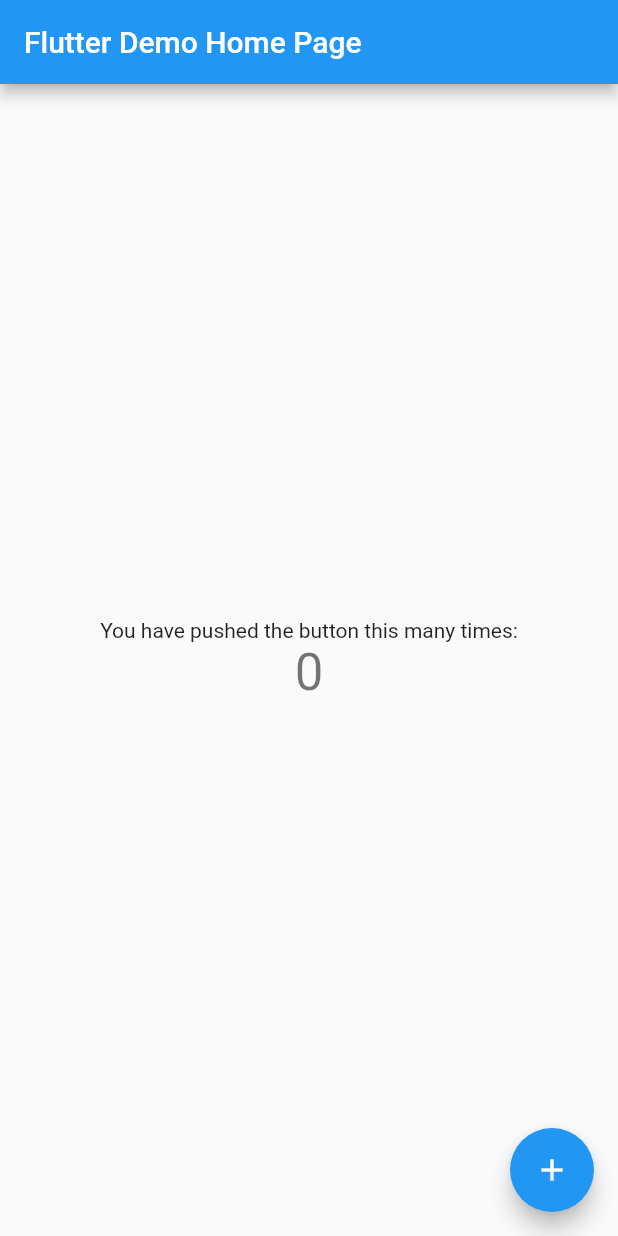
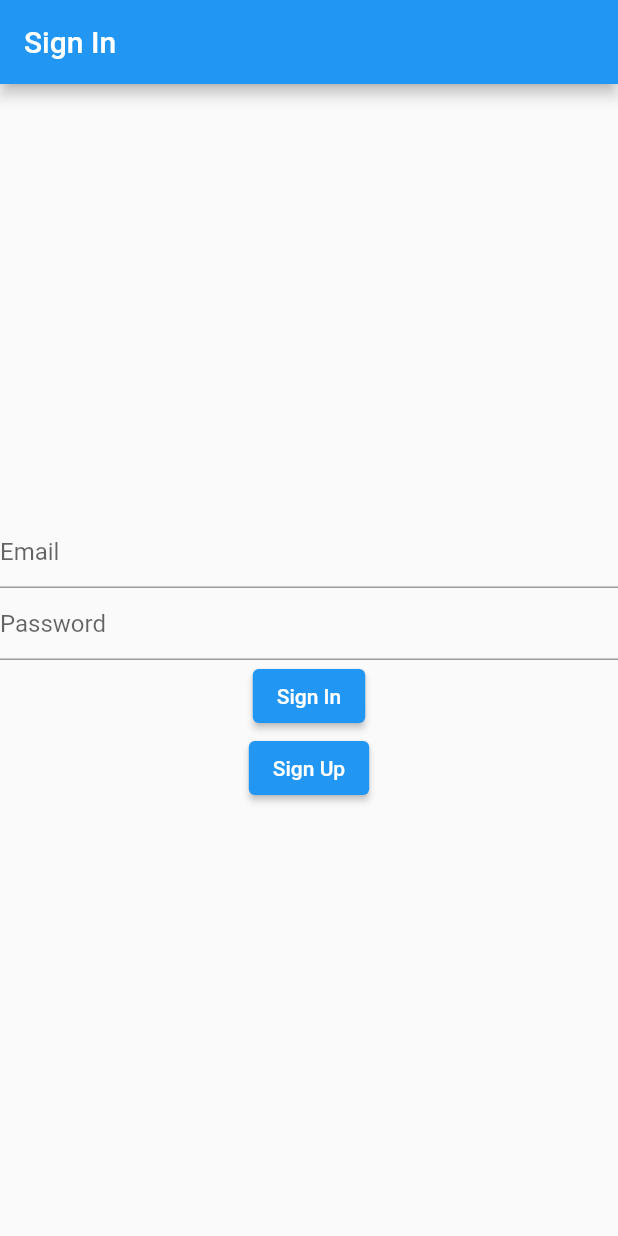
Before and after one commit to spaaacy/ap-lanes, a Flutter app: the screen it shows after launch, on a phone screen of 412 x 824 dp. Run offline on Flutter 3.47's test engine with Material 2 defaults, Android fonts, the phone set to English and light mode, and no system bars; our stand-ins replace firebase_auth, firebase_core; accounts and stored records are empty.

Commit message:
Began addition of authentication

```diff
--- a/lib/main.dart
+++ b/lib/main.dart
@@ -1,115 +1,56 @@
+import 'package:apu_rideshare/firebase_options.dart';
+import 'package:apu_rideshare/services/authentication_service.dart';
+import 'package:apu_rideshare/ui/auth/authentication_screen.dart';
+import 'package:apu_rideshare/ui/auth/sign_up_screen.dart';
+import 'package:apu_rideshare/ui/passenger/home_screen.dart';
+import 'package:firebase_auth/firebase_auth.dart';
+import 'package:flutter/cupertino.dart';
 import 'package:flutter/material.dart';
+import 'package:firebase_core/firebase_core.dart';
+import 'package:provider/provider.dart';
 
-void main() {
+Future<void> main() async {
+  WidgetsFlutterBinding.ensureInitialized();
+  await Firebase.initializeApp(
+    options: DefaultFirebaseOptions.currentPlatform,
+  );
   runApp(const MyApp());
 }
 
 class MyApp extends StatelessWidget {
+
   const MyApp({super.key});
 
-  // This widget is the root of your application.
   @override
   Widget build(BuildContext context) {
-    return MaterialApp(
-      title: 'Flutter Demo',
-      theme: ThemeData(
-        // This is the theme of your application.
-        //
-        // Try running your application with "flutter run". You'll see the
-        // application has a blue toolbar. Then, without quitting the app, try
-        // changing the primarySwatch below to Colors.green and then invoke
-        // "hot reload" (press "r" in the console where you ran "flutter run",
-        // or simply save your changes to "hot reload" in a Flutter IDE).
-        // Notice that the counter didn't reset back to zero; the application
-        // is not restarted.
-        primarySwatch: Colors.blue,
-      ),
-      home: const MyHomePage(title: 'Flutter Demo Home Page'),
+    return MultiProvider(
+      providers: [
+        Provider<AuthenticationService>(create: (_) => AuthenticationService(FirebaseAuth.instance)),
+
+        StreamProvider<User?>(
+          create: (context) => context.read<AuthenticationService>().authStateChanges, initialData: null,
+        )
+      ],
+        child: MaterialApp(
+          title: "AP Ride",
+          theme: ThemeData(backgroundColor: Colors.blue),
+          home: (AuthenticationWrapper()
+      ))
     );
   }
 }
 
-class MyHomePage extends StatefulWidget {
-  const MyHomePage({super.key, required this.title});
-
-  // This widget is the home page of your application. It is stateful, meaning
-  // that it has a State object (defined below) that contains fields that affect
-  // how it looks.
-
-  // This class is the configuration for the state. It holds the values (in this
-  // case the title) provided by the parent (in this case the App widget) and
-  // used by the build method of the State. Fields in a Widget subclass are
-  // always marked "final".
-
-  final String title;
-
-  @override
-  State<MyHomePage> createState() => _MyHomePageState();
-}
-
-class _MyHomePageState extends State<MyHomePage> {
-  int _counter = 0;
-
-  void _incrementCounter() {
-    setState(() {
-      // This call to setState tells the Flutter framework that something has
-      // changed in this State, which causes it to rerun the build method below
-      // so that the display can reflect the updated values. If we changed
-      // _counter without calling setState(), then the build method would not be
-      // called again, and so nothing would appear to happen.
-      _counter++;
-    });
-  }
-
+class AuthenticationWrapper extends StatelessWidget {
   @override
   Widget build(BuildContext context) {
-    // This method is rerun every time setState is called, for instance as done
-    // by the _incrementCounter method above.
-    //
-    // The Flutter framework has been optimized to make rerunning build methods
-    // fast, so that you can just rebuild anything that needs updating rather
-    // than having to individually change instances of widgets.
-    return Scaffold(
-      appBar: AppBar(
-        // Here we take the value from the MyHomePage object that was created by
-        // the App.build method, and use it to set our appbar title.
-        title: Text(widget.title),
-      ),
-      body: Center(
-        // Center is a layout widget. It takes a single child and positions it
-        // in the middle of the parent.
-        child: Column(
-          // Column is also a layout widget. It takes a list of children and
-          // arranges them vertically. By default, it sizes itself to fit its
-          // children horizontally, and tries to be as tall as its parent.
-          //
-          // Invoke "debug painting" (press "p" in the console, choose the
-          // "Toggle Debug Paint" action from the Flutter Inspector in Android
-          // Studio, or the "Toggle Debug Paint" command in Visual Studio Code)
-          // to see the wireframe for each widget.
-          //
-          // Column has various properties to control how it sizes itself and
-          // how it positions its children. Here we use mainAxisAlignment to
-          // center the children vertically; the main axis here is the vertical
-          // axis because Columns are vertical (the cross axis would be
-          // horizontal).
-          mainAxisAlignment: MainAxisAlignment.center,
-          children: <Widget>[
-            const Text(
-              'You have pushed the button this many times:',
-            ),
-            Text(
-              '$_counter',
-              style: Theme.of(context).textTheme.headlineMedium,
-            ),
-          ],
-        ),
-      ),
-      floatingActionButton: FloatingActionButton(
-        onPressed: _incrementCounter,
-        tooltip: 'Increment',
-        child: const Icon(Icons.add),
-      ), // This trailing comma makes auto-formatting nicer for build methods.
-    );
+    final firebaseUser = context.watch<User?>();
+    final emailController = TextEditingController();
+    final passwordController = TextEditingController();
+
+    if (firebaseUser != null) {
+      return HomeScreen();
+    } else {
+      return AuthenticationScreen(passwordController: passwordController, emailController: emailController);
+    }
   }
 }
--- /dev/null
+++ b/lib/services/authentication_service.dart
@@ -0,0 +1,35 @@
+import 'package:firebase_auth/firebase_auth.dart';
+
+import '../util/constants.dart';
+
+class AuthenticationService {
+
+  final FirebaseAuth _firebaseAuth;
+
+  AuthenticationService(this._firebaseAuth);
+
+  Stream<User?> get authStateChanges => _firebaseAuth.authStateChanges();
+
+  Future<void> signOut() async {
+      await _firebaseAuth.signOut();
+  }
+
+  Future<String> signIn({required String email, required String password}) async {
+    try {
+      await _firebaseAuth.signInWithEmailAndPassword(email: email, password: password);
+      return SIGNED_IN;
+    } on FirebaseAuthException catch (e) {
+      return e.message ?? "";
+    }
+  }
+
+  Future<String> signUp({required String email, required String password}) async {
+    try {
+      await _firebaseAuth.createUserWithEmailAndPassword(email: email, password: password);
+      return SIGNED_IN;
+    } on FirebaseAuthException catch (e) {
+      return e.message ?? "";
+    }
+  }
+
+}
--- /dev/null
+++ b/lib/ui/auth/authentication_screen.dart
@@ -0,0 +1,63 @@
+import 'package:apu_rideshare/services/authentication_service.dart';
+import 'package:flutter/cupertino.dart';
+import 'package:flutter/material.dart';
+import 'package:provider/provider.dart';
+
+class AuthenticationScreen extends StatelessWidget {
+  const AuthenticationScreen({
+    Key? key,
+    required this.passwordController,
+    required this.emailController,
+  }) : super(key: key);
+
+  final TextEditingController passwordController;
+  final TextEditingController emailController;
+
+  @override
+  Widget build(BuildContext context) {
+    return Scaffold(
+      appBar: AppBar(title: Text("Sign In")),
+      body: Column(
+          mainAxisAlignment: MainAxisAlignment.center,
+          children: [
+
+            TextField(
+              controller: emailController,
+              decoration: InputDecoration(
+                hintText: "Email"
+              )
+            ),
+
+            TextField(
+              controller: passwordController,
+              decoration: InputDecoration(
+                hintText: "Password"
+              )
+            ),
+
+            ElevatedButton(
+              onPressed: () {
+                context.read<AuthenticationService>().signIn(
+                  email: emailController.text.trim(),
+                  password: passwordController.text.trim()
+                );
+              },
+              child: Text("Sign In")
+            ),
+
+            ElevatedButton(
+              onPressed: () {
+                context.read<AuthenticationService>().signUp(
+                  email: emailController.text.trim(),
+                  password: passwordController.text.trim()
+                );
+              },
+              child: Text("Sign Up")
+            )
+
+          ],
+        ),
+
+    );
+  }
+}
--- /dev/null
+++ b/lib/util/constants.dart
@@ -0,0 +1,2 @@
+const String SIGNED_IN = "SIGNED_IN";
+const String SIGNED_UP = "SIGNED_UP";
--- a/pubspec.yaml
+++ b/pubspec.yaml
@@ -35,6 +35,10 @@ dependencies:
   # The following adds the Cupertino Icons font to your application.
   # Use with the CupertinoIcons class for iOS style icons.
   cupertino_icons: ^1.0.2
+  firebase_core: ^2.9.0
+  cloud_firestore: ^4.5.0
+  firebase_auth: ^4.4.0
+  provider: ^6.0.5
 
 dev_dependencies:
   flutter_test:
```
Also changed, not shown: lib/ui/passenger/home_screen.dart (added, +12 -0 lines), lib/firebase_options.dart (added), pubspec.lock, 7 other files.
